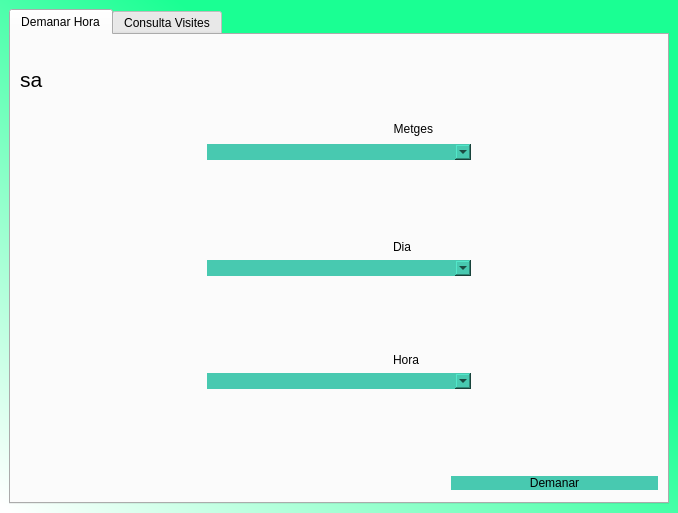
Before: the Qt Designer form Vistes/Pacient.ui in Jordiva/MongoDB, drawn with Qt 5.
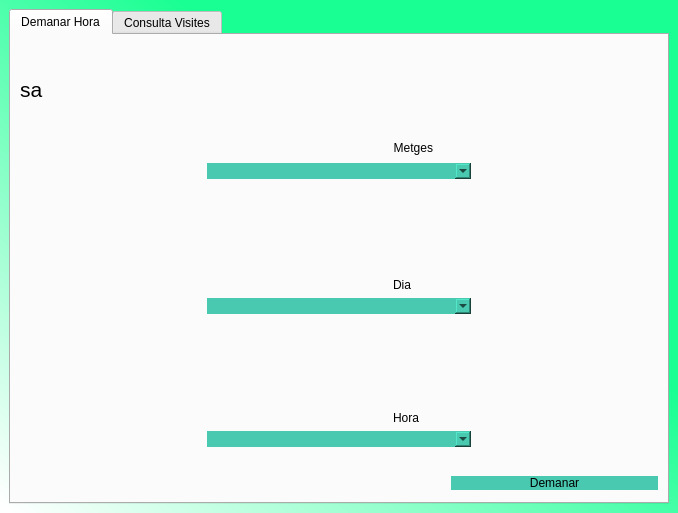
After: the same form once the commit is applied.

```diff
--- a/Vistes/Pacient.ui
+++ b/Vistes/Pacient.ui
@@ -93,7 +93,7 @@
           </property>
          </widget>
         </item>
-        <item row="14" column="5" colspan="2">
+        <item row="16" column="5" colspan="2">
          <widget class="QPushButton" name="pushButton">
           <property name="styleSheet">
            <string notr="true">border-radius:10px;
@@ -118,7 +118,7 @@
           </property>
          </spacer>
         </item>
-        <item row="14" column="1">
+        <item row="16" column="1">
          <spacer name="horizontalSpacer_2">
           <property name="orientation">
            <enum>Qt::Horizontal</enum>
@@ -151,26 +151,6 @@
           </property>
          </widget>
         </item>
-        <item row="13" column="1">
-         <widget class="QLabel" name="error">
-          <property name="text">
-           <string/>
-          </property>
-         </widget>
-        </item>
-        <item row="13" column="5">
-         <spacer name="verticalSpacer_2">
-          <property name="orientation">
-           <enum>Qt::Vertical</enum>
-          </property>
-          <property name="sizeHint" stdset="0">
-           <size>
-            <width>20</width>
-            <height>40</height>
-           </size>
-          </property>
-         </spacer>
-        </item>
         <item row="4" column="0">
          <spacer name="horizontalSpacer_3">
           <property name="orientation">
@@ -217,6 +197,13 @@
           </property>
          </widget>
         </item>
+        <item row="14" column="0" colspan="4">
+         <widget class="QLabel" name="error">
+          <property name="text">
+           <string/>
+          </property>
+         </widget>
+        </item>
        </layout>
       </widget>
       <widget class="QWidget" name="ConsultaVisites">
```
